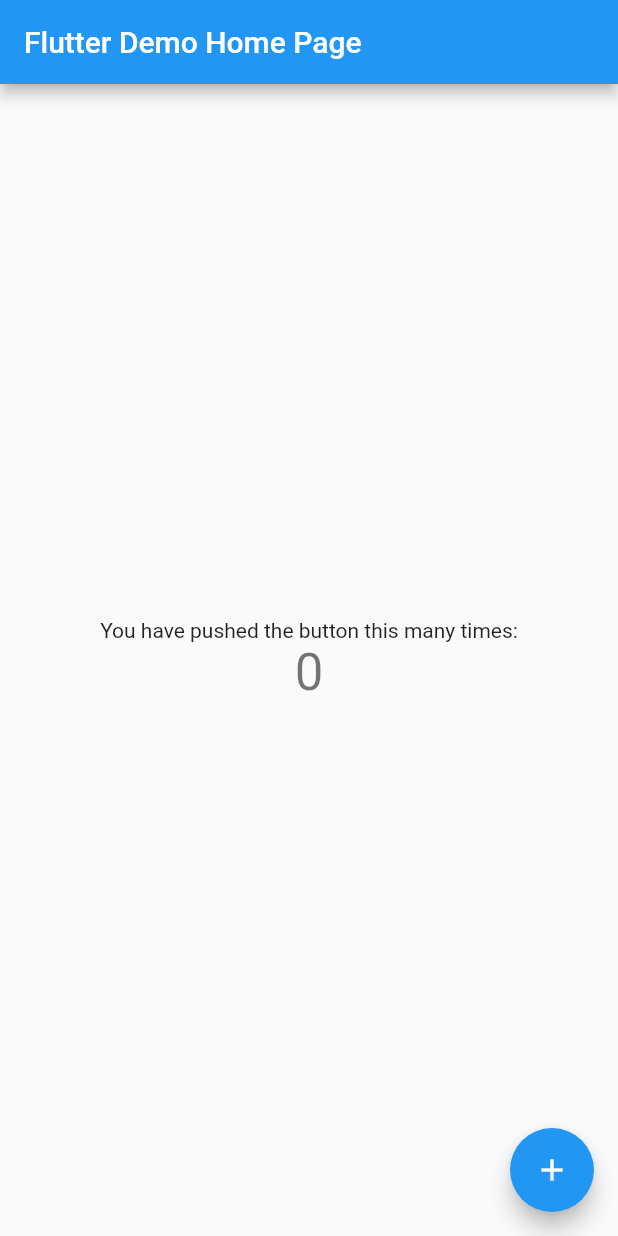
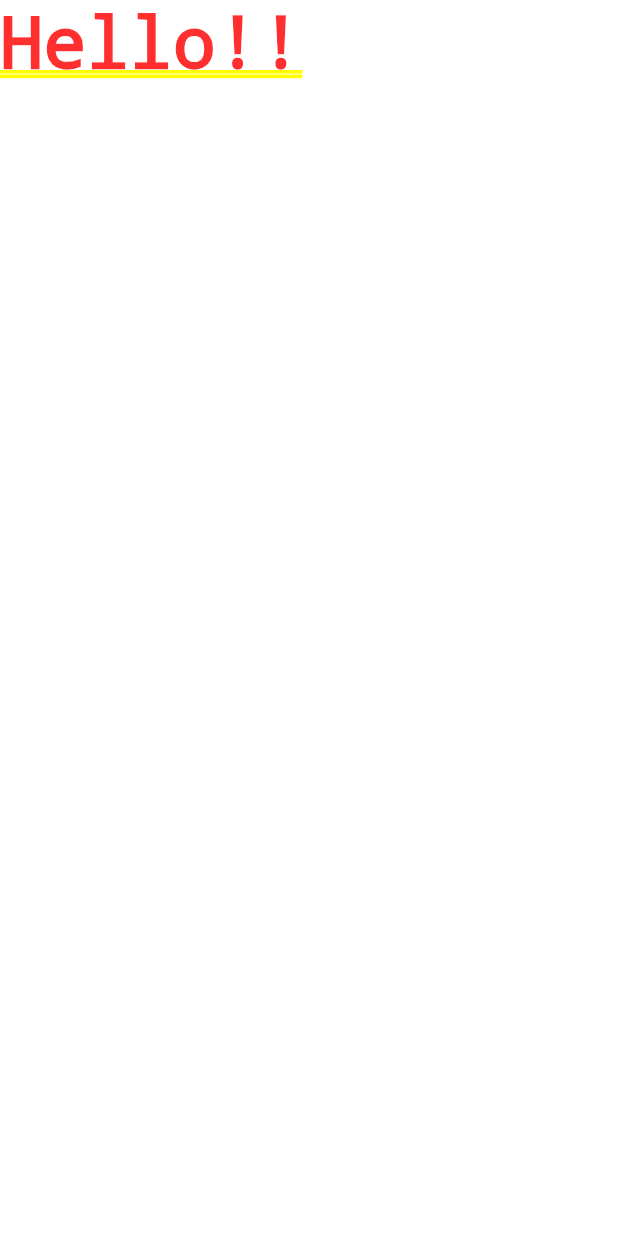
Before and after one commit to AlexKhl/dark_game, a Flutter app: the screen it shows after launch, on a phone screen of 412 x 824 dp. Run offline on Flutter 3.47's test engine with Material 2 defaults, Android fonts, the phone set to English and light mode, and no system bars.

Commit message:
code is cleaned and settings were changed

```diff
--- a/lib/main.dart
+++ b/lib/main.dart
@@ -1,115 +1,14 @@
 import 'package:flutter/material.dart';
 
 void main() {
-  runApp(const MyApp());
+  runApp(DarkGameApp());
 }
 
-class MyApp extends StatelessWidget {
-  const MyApp({Key? key}) : super(key: key);
-
-  // This widget is the root of your application.
+class DarkGameApp extends StatelessWidget{
   @override
   Widget build(BuildContext context) {
-    return MaterialApp(
-      title: 'Flutter Demo',
-      theme: ThemeData(
-        // This is the theme of your application.
-        //
-        // Try running your application with "flutter run". You'll see the
-        // application has a blue toolbar. Then, without quitting the app, try
-        // changing the primarySwatch below to Colors.green and then invoke
-        // "hot reload" (press "r" in the console where you ran "flutter run",
-        // or simply save your changes to "hot reload" in a Flutter IDE).
-        // Notice that the counter didn't reset back to zero; the application
-        // is not restarted.
-        primarySwatch: Colors.blue,
-      ),
-      home: const MyHomePage(title: 'Flutter Demo Home Page'),
-    );
+    // // TODO: implement build
+    // throw UnimplementedError();
+    return const MaterialApp(home: Text('Hello!!'), );
   }
 }
-
-class MyHomePage extends StatefulWidget {
-  const MyHomePage({Key? key, required this.title}) : super(key: key);
-
-  // This widget is the home page of your application. It is stateful, meaning
-  // that it has a State object (defined below) that contains fields that affect
-  // how it looks.
-
-  // This class is the configuration for the state. It holds the values (in this
-  // case the title) provided by the parent (in this case the App widget) and
-  // used by the build method of the State. Fields in a Widget subclass are
-  // always marked "final".
-
-  final String title;
-
-  @override
-  State<MyHomePage> createState() => _MyHomePageState();
-}
-
-class _MyHomePageState extends State<MyHomePage> {
-  int _counter = 0;
-
-  void _incrementCounter() {
-    setState(() {
-      // This call to setState tells the Flutter framework that something has
-      // changed in this State, which causes it to rerun the build method below
-      // so that the display can reflect the updated values. If we changed
-      // _counter without calling setState(), then the build method would not be
-      // called again, and so nothing would appear to happen.
-      _counter++;
-    });
-  }
-
-  @override
-  Widget build(BuildContext context) {
-    // This method is rerun every time setState is called, for instance as done
-    // by the _incrementCounter method above.
-    //
-    // The Flutter framework has been optimized to make rerunning build methods
-    // fast, so that you can just rebuild anything that needs updating rather
-    // than having to individually change instances of widgets.
-    return Scaffold(
-      appBar: AppBar(
-        // Here we take the value from the MyHomePage object that was created by
-        // the App.build method, and use it to set our appbar title.
-        title: Text(widget.title),
-      ),
-      body: Center(
-        // Center is a layout widget. It takes a single child and positions it
-        // in the middle of the parent.
-        child: Column(
-          // Column is also a layout widget. It takes a list of children and
-          // arranges them vertically. By default, it sizes itself to fit its
-          // children horizontally, and tries to be as tall as its parent.
-          //
-          // Invoke "debug painting" (press "p" in the console, choose the
-          // "Toggle Debug Paint" action from the Flutter Inspector in Android
-          // Studio, or the "Toggle Debug Paint" command in Visual Studio Code)
-          // to see the wireframe for each widget.
-          //
-          // Column has various properties to control how it sizes itself and
-          // how it positions its children. Here we use mainAxisAlignment to
-          // center the children vertically; the main axis here is the vertical
-          // axis because Columns are vertical (the cross axis would be
-          // horizontal).
-          mainAxisAlignment: MainAxisAlignment.center,
-          children: <Widget>[
-            const Text(
-              'You have pushed the button this many times:',
-            ),
-            Text(
-              '$_counter',
-              style: Theme.of(context).textTheme.headline4,
-            ),
-          ],
-        ),
-      ),
-      floatingActionButton: FloatingActionButton(
-        onPressed: _incrementCounter,
-        tooltip: 'Increment',
-        child: const Icon(Icons.add),
-      ), // This trailing comma makes auto-formatting nicer for build methods.
-    );
-  }
-}
```
Also changed, not shown: 2 other files.
